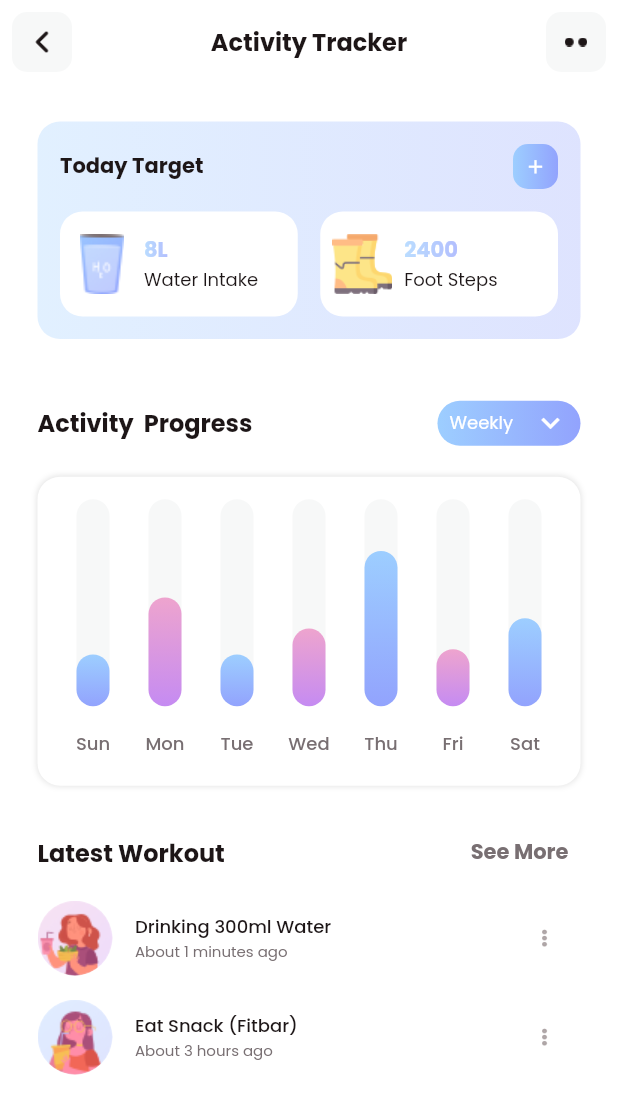
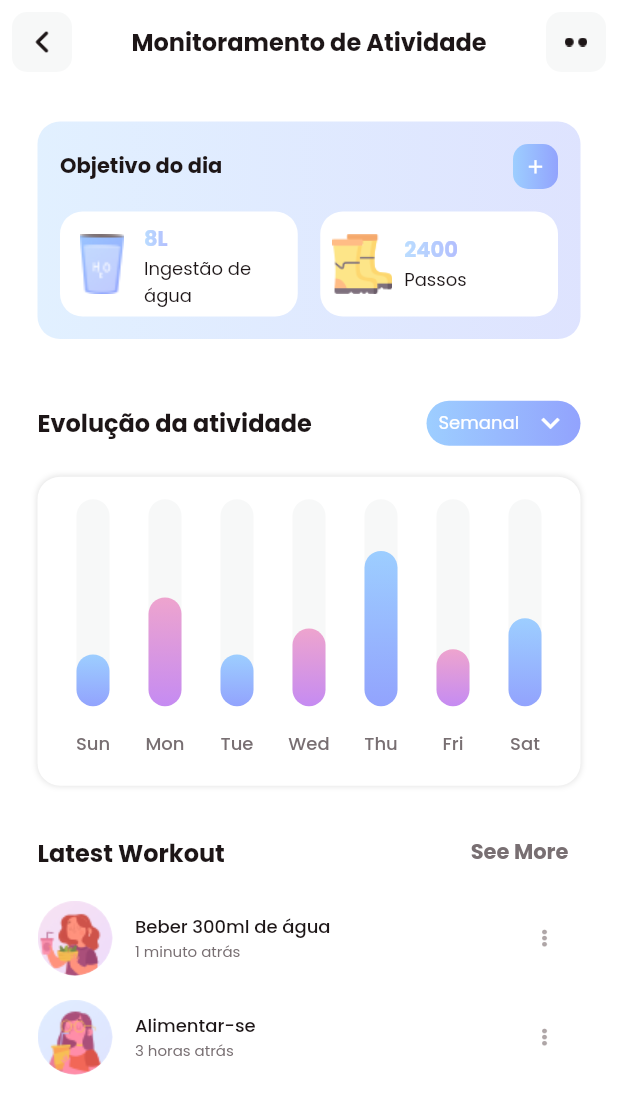
Before and after one commit to leonardofabriziogarcia/FitnessPlus, a Flutter app: the ActivityTrackerView screen opened directly, on a phone screen of 412 x 824 dp. Shown: the top 1114 px of the screen. Run offline on Flutter 3.47's test engine with Material 2 defaults, Android fonts, the phone set to English and light mode, and no system bars; drawn by our look-alikes of fl_chart; our stand-ins replace animated_toggle_switch, carousel_slider, readmore, scrollable_positioned_list; missing offline and left inert: dotted_dashed_line, simple_animation_progress_bar; key blocks and very long unbroken strings in the code were emptied for the run.

Commit message:
rastreamentoAtividades

```diff
--- a/lib/view/home/activity_tracker_view.dart
+++ b/lib/view/home/activity_tracker_view.dart
@@ -18,13 +18,13 @@ class _ActivityTrackerViewState extends State<ActivityTrackerView> {
   List latestArr = [
     {
       "image": "assets/img/pic_4.png",
-      "title": "Drinking 300ml Water",
-      "time": "About 1 minutes ago"
+      "title": "Beber 300ml de água",
+      "time": "1 minuto atrás"
     },
     {
       "image": "assets/img/pic_5.png",
-      "title": "Eat Snack (Fitbar)",
-      "time": "About 3 hours ago"
+      "title": "Alimentar-se",
+      "time": "3 horas atrás"
     },
   ];
 
@@ -57,7 +57,7 @@ class _ActivityTrackerViewState extends State<ActivityTrackerView> {
           ),
         ),
         title: Text(
-          "Activity Tracker",
+          "Monitoramento de Atividade",
           style: TextStyle(
               color: TColor.black, fontSize: 16, fontWeight: FontWeight.w700),
         ),
@@ -104,7 +104,7 @@ class _ActivityTrackerViewState extends State<ActivityTrackerView> {
                       mainAxisAlignment: MainAxisAlignment.spaceBetween,
                       children: [
                         Text(
-                          "Today Target",
+                          "Objetivo do dia",
                           style: TextStyle(
                               color: TColor.black,
                               fontSize: 14,
@@ -148,7 +148,7 @@ class _ActivityTrackerViewState extends State<ActivityTrackerView> {
                           child: TodayTargetCell(
                             icon: "assets/img/water.png",
                             value: "8L",
-                            title: "Water Intake",
+                            title: "Ingestão de água",
                           ),
                         ),
                         SizedBox(
@@ -158,7 +158,7 @@ class _ActivityTrackerViewState extends State<ActivityTrackerView> {
                           child: TodayTargetCell(
                             icon: "assets/img/foot.png",
                             value: "2400",
-                            title: "Foot Steps",
+                            title: "Passos",
                           ),
                         ),
                       ],
@@ -173,7 +173,7 @@ class _ActivityTrackerViewState extends State<ActivityTrackerView> {
                 mainAxisAlignment: MainAxisAlignment.spaceBetween,
                 children: [
                   Text(
-                    "Activity  Progress",
+                    "Evolução da atividade",
                     style: TextStyle(
                         color: TColor.black,
                         fontSize: 16,
@@ -188,7 +188,7 @@ class _ActivityTrackerViewState extends State<ActivityTrackerView> {
                       ),
                       child: DropdownButtonHideUnderline(
                         child: DropdownButton(
-                          items: ["Weekly", "Monthly"]
+                          items: ["Semanal", "Mensal"]
                               .map((name) => DropdownMenuItem(
                                     value: name,
                                     child: Text(
@@ -201,7 +201,7 @@ class _ActivityTrackerViewState extends State<ActivityTrackerView> {
                           onChanged: (value) {},
                           icon: Icon(Icons.expand_more, color: TColor.white),
                           hint: Text(
-                            "Weekly",
+                            "Semanal",
                             textAlign: TextAlign.center,
                             style: TextStyle(color: TColor.white, fontSize: 12),
                           ),
@@ -235,25 +235,25 @@ class _ActivityTrackerViewState extends State<ActivityTrackerView> {
                         String weekDay;
                         switch (group.x) {
                           case 0:
-                            weekDay = 'Monday';
+                            weekDay = 'Segunda-feira';
                             break;
                           case 1:
-                            weekDay = 'Tuesday';
+                            weekDay = 'Terça-feira';
                             break;
                           case 2:
-                            weekDay = 'Wednesday';
+                            weekDay = 'Quarta-feira';
                             break;
                           case 3:
-                            weekDay = 'Thursday';
+                            weekDay = 'Quinta-feira';
                             break;
                           case 4:
-                            weekDay = 'Friday';
+                            weekDay = 'Sexta-feira';
                             break;
                           case 5:
-                            weekDay = 'Saturday';
+                            weekDay = 'Sábado';
                             break;
                           case 6:
-                            weekDay = 'Sunday';
+                            weekDay = 'Domingo';
                             break;
                           default:
                             throw Error();
```
